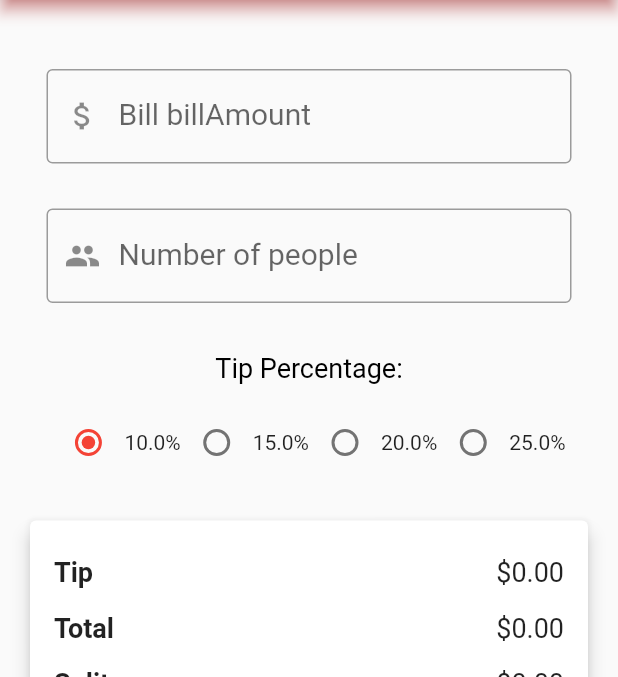
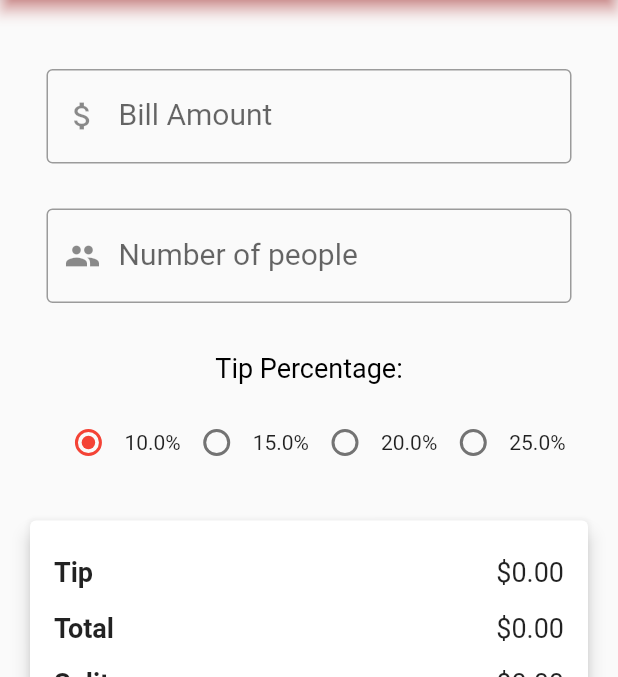
Before and after one commit to nouraismaill/TipSplitter, a Flutter app: the screen it shows after launch, on a phone screen of 412 x 824 dp, the part 105-782 px from its top. Run offline on Flutter 3.47's test engine with Material 2 defaults, Android fonts, the phone set to English and light mode, and no system bars.

Commit message:
Update home.dart

```diff
--- a/lib/home.dart
+++ b/lib/home.dart
@@ -57,7 +57,7 @@ void clearData() {
                         style: TextStyle(fontSize: 20),
                         decoration: InputDecoration(
                             border: OutlineInputBorder(),
-                            labelText: 'Bill billAmount',
+                            labelText: 'Bill Amount',
                             prefixIcon: Icon(Icons.attach_money)
                         ),
                         onChanged: (value) {
```
